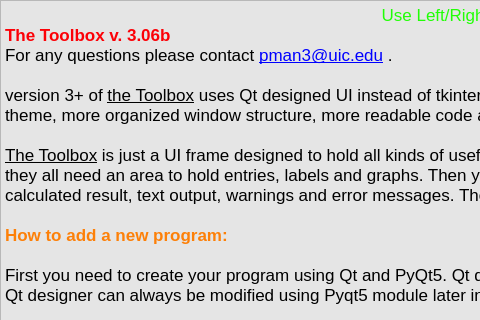
manpeihong/Toolbox-v3, file help.ui: the form before one commit; both pictures show x 0 to 480 and y 0 to 320 of the 1020 by 550 pixel window.
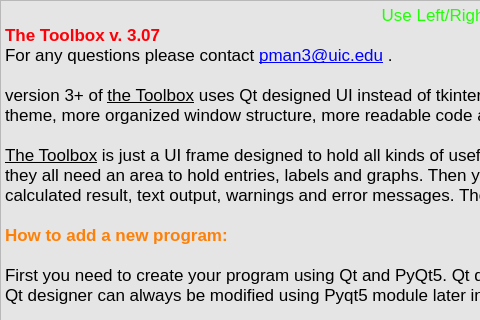
The form after the commit.

Patch:
```diff
--- a/help.ui
+++ b/help.ui
@@ -120,7 +120,7 @@
 p, li { white-space: pre-wrap; }
 &lt;/style&gt;&lt;/head&gt;&lt;body style=&quot; font-family:'.SF NS Text'; font-size:13pt; font-weight:400; font-style:normal;&quot;&gt;
 &lt;p align=&quot;center&quot; style=&quot; margin-top:0px; margin-bottom:0px; margin-left:0px; margin-right:0px; -qt-block-indent:0; text-indent:0px;&quot;&gt;&lt;span style=&quot; font-family:'Calibri,sans-serif'; color:#21ff06;&quot;&gt;Use Left/Right arrow to navigate&lt;/span&gt;&lt;/p&gt;
-&lt;p style=&quot; margin-top:0px; margin-bottom:0px; margin-left:0px; margin-right:0px; -qt-block-indent:0; text-indent:0px;&quot;&gt;&lt;span style=&quot; font-weight:600; color:#fc0107;&quot;&gt;The Toolbox v. 3.06b&lt;/span&gt;&lt;/p&gt;
+&lt;p style=&quot; margin-top:0px; margin-bottom:0px; margin-left:0px; margin-right:0px; -qt-block-indent:0; text-indent:0px;&quot;&gt;&lt;span style=&quot; font-weight:600; color:#fc0107;&quot;&gt;The Toolbox v. 3.07&lt;/span&gt;&lt;/p&gt;
 &lt;p style=&quot; margin-top:0px; margin-bottom:0px; margin-left:0px; margin-right:0px; -qt-block-indent:0; text-indent:0px;&quot;&gt;&lt;span style=&quot; font-family:'Calibri,sans-serif';&quot;&gt;For any questions please contact &lt;/span&gt;&lt;a href=&quot;mailto:pman3@uic.edu&quot;&gt;&lt;span style=&quot; font-family:'Calibri,sans-serif'; text-decoration: underline; color:#0000ff;&quot;&gt;pman3@uic.edu&lt;/span&gt;&lt;/a&gt; .&lt;/p&gt;
 &lt;p style=&quot;-qt-paragraph-type:empty; margin-top:0px; margin-bottom:0px; margin-left:0px; margin-right:0px; -qt-block-indent:0; text-indent:0px;&quot;&gt;&lt;br /&gt;&lt;/p&gt;
 &lt;p style=&quot; margin-top:0px; margin-bottom:0px; margin-left:0px; margin-right:0px; -qt-block-indent:0; text-indent:0px;&quot;&gt;&lt;span style=&quot; font-family:'Calibri,sans-serif';&quot;&gt;version 3+ of &lt;/span&gt;&lt;span style=&quot; font-family:'Calibri,sans-serif'; text-decoration: underline;&quot;&gt;the Toolbox&lt;/span&gt;&lt;span style=&quot; font-family:'Calibri,sans-serif';&quot;&gt; uses Qt designed UI instead of tkinter. This could offer many benefits like more natual OS compatible theme, more organized window structure, more readable code and a lot more potential for future updates. &lt;/span&gt;&lt;/p&gt;
@@ -171,10 +171,14 @@
 &lt;p style=&quot; margin-top:0px; margin-bottom:0px; margin-left:0px; margin-right:0px; -qt-block-indent:0; text-indent:0px;&quot;&gt;&lt;span style=&quot; font-family:'Calibri,sans-serif';&quot;&gt;             Added an icon in the system tray.  Right now it only has &amp;quot;Exit&amp;quot; function. &lt;/span&gt;&lt;/p&gt;
 &lt;p style=&quot; margin-top:0px; margin-bottom:0px; margin-left:0px; margin-right:0px; -qt-block-indent:0; text-indent:0px;&quot;&gt;&lt;span style=&quot; font-family:'Calibri,sans-serif';&quot;&gt;             Added Edit menu,  but no function is created. &lt;/span&gt;&lt;/p&gt;
 &lt;p style=&quot; margin-top:0px; margin-bottom:0px; margin-left:0px; margin-right:0px; -qt-block-indent:0; text-indent:0px;&quot;&gt;&lt;span style=&quot; font-family:'Calibri,sans-serif';&quot;&gt;             Slight change made to the module menu. &lt;/span&gt;&lt;/p&gt;
-&lt;p style=&quot; margin-top:0px; margin-bottom:0px; margin-left:0px; margin-right:0px; -qt-block-indent:0; text-indent:0px;&quot;&gt;&lt;span style=&quot; font-family:'Calibri,sans-serif'; font-weight:600; color:#fd8008;&quot;&gt;v. 3.06&lt;/span&gt;&lt;span style=&quot; font-family:'Calibri,sans-serif';&quot;&gt;: Ryan's update is here. Create a new module is easy than ever. See instructions above. The structure of Toolbox_v3.py has changed to be more flexible. &lt;/span&gt;&lt;/p&gt;
+&lt;p style=&quot; margin-top:0px; margin-bottom:0px; margin-left:0px; margin-right:0px; -qt-block-indent:0; text-indent:0px;&quot;&gt;&lt;span style=&quot; font-family:'Calibri,sans-serif';&quot;&gt;v. 3.06:  Ryan's update is here. Create a new module is easy than ever. See instructions above. The structure of Toolbox_v3.py has changed to be more flexible. &lt;/span&gt;&lt;/p&gt;
 &lt;p style=&quot; margin-top:0px; margin-bottom:0px; margin-left:0px; margin-right:0px; -qt-block-indent:0; text-indent:0px;&quot;&gt;&lt;span style=&quot; font-family:'Calibri,sans-serif';&quot;&gt;             Several new tools are added. Now all tools are stored inside individual folders instead of the main folder.&lt;/span&gt;&lt;/p&gt;
 &lt;p style=&quot; margin-top:0px; margin-bottom:0px; margin-left:0px; margin-right:0px; -qt-block-indent:0; text-indent:0px;&quot;&gt;&lt;span style=&quot; font-family:'Calibri,sans-serif';&quot;&gt;             The configuration.ini file now belongs to each module. Toolbox itself has a separate configuration.ini file. &lt;/span&gt;&lt;/p&gt;
-&lt;p style=&quot; margin-top:0px; margin-bottom:0px; margin-left:0px; margin-right:0px; -qt-block-indent:0; text-indent:0px;&quot;&gt;&lt;span style=&quot; font-family:'Calibri,sans-serif';&quot;&gt;             Documentation is updated to include the documents from all tools.&lt;br /&gt;&lt;br /&gt;Features coming in the future:&lt;br /&gt;         - Redo/Undo function.&lt;br /&gt;&lt;/span&gt;&lt;/p&gt;
+&lt;p style=&quot; margin-top:0px; margin-bottom:0px; margin-left:0px; margin-right:0px; -qt-block-indent:0; text-indent:0px;&quot;&gt;&lt;span style=&quot; font-family:'Calibri,sans-serif';&quot;&gt;             Documentation is updated to include the documents from all tools.&lt;/span&gt;&lt;/p&gt;
+&lt;p style=&quot; margin-top:0px; margin-bottom:0px; margin-left:0px; margin-right:0px; -qt-block-indent:0; text-indent:0px;&quot;&gt;&lt;span style=&quot; font-family:'Calibri,sans-serif'; font-weight:600; color:#fd8008;&quot;&gt;v. 3.07&lt;/span&gt;&lt;span style=&quot; font-family:'Calibri,sans-serif';&quot;&gt;: A few changes to optimize the file path handling. Now the program is ready to be packaged into an executable app using pyinstaller (tested on Mac OS);&lt;/span&gt;&lt;/p&gt;
+&lt;p style=&quot; margin-top:0px; margin-bottom:0px; margin-left:0px; margin-right:0px; -qt-block-indent:0; text-indent:0px;&quot;&gt;&lt;span style=&quot; font-family:'Calibri,sans-serif';&quot;&gt;             Fixed bugs where some n/k csv file has invlid characters; &lt;/span&gt;&lt;/p&gt;
+&lt;p style=&quot; margin-top:0px; margin-bottom:0px; margin-left:0px; margin-right:0px; -qt-block-indent:0; text-indent:0px;&quot;&gt;&lt;span style=&quot; font-family:'Calibri,sans-serif';&quot;&gt;             Fixed bugs where some csv readers do not work as exprected;&lt;/span&gt;&lt;/p&gt;
+&lt;p style=&quot; margin-top:0px; margin-bottom:0px; margin-left:0px; margin-right:0px; -qt-block-indent:0; text-indent:0px;&quot;&gt;&lt;span style=&quot; font-family:'Calibri,sans-serif';&quot;&gt;             Improved error messages when import failed; &lt;br /&gt;&lt;br /&gt;Features coming in the future:&lt;br /&gt;         - Redo/Undo function.&lt;br /&gt;&lt;/span&gt;&lt;/p&gt;
 &lt;p style=&quot; margin-top:0px; margin-bottom:0px; margin-left:0px; margin-right:0px; -qt-block-indent:0; text-indent:0px;&quot;&gt;&lt;span style=&quot; font-family:'Calibri,sans-serif';&quot;&gt; &lt;/span&gt; &lt;/p&gt;&lt;/body&gt;&lt;/html&gt;</string>
          </property>
         </widget>
```
